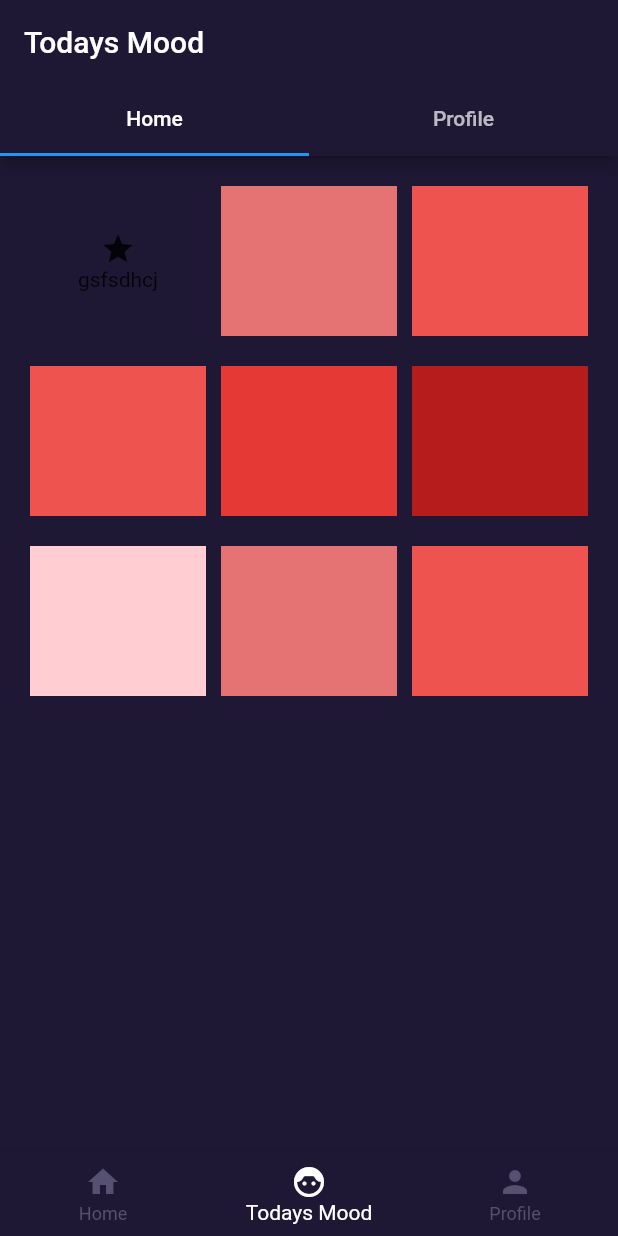
After one commit to ankitachaudhari123/Namaste-Guide, a Flutter app: the screen it shows after launch, item 2 of the bottom bar chosen, on a phone screen of 412 x 824 dp. The commit adds this screen. Run offline on Flutter 3.47's test engine with Material 2 defaults, Android fonts, the phone set to English and light mode, and no system bars.

Commit message:
ui updated

```diff
--- /dev/null
+++ b/lib/BottomNav.dart
@@ -0,0 +1,54 @@
+import 'package:flutter/material.dart';
+import 'package:namaste_guide/todays_mood.dart';
+import 'home_page.dart';
+import 'profile_page.dart';
+
+class BottomNavPage extends StatefulWidget {
+  @override
+  _BottomNavPageState createState() => _BottomNavPageState();
+}
+
+class _BottomNavPageState extends State<BottomNavPage> {
+  int _currentIndex = 0;
+
+  // List of pages
+  final List<Widget> _pages = [
+    HomePage(),
+    TodaysMood(),
+    ProfilePage()
+  ];
+
+  void _onItemTapped(int index) {
+    setState(() {
+      _currentIndex = index;
+    });
+  }
+
+  @override
+  Widget build(BuildContext context) {
+    return Scaffold(
+      body: _pages[_currentIndex],
+      bottomNavigationBar: BottomNavigationBar(
+        backgroundColor: Color(0xff1f1835),
+        selectedItemColor: Colors.white,
+        unselectedItemColor: Color(0xff565171),
+        currentIndex: _currentIndex,
+        onTap: _onItemTapped,
+        items: const [
+          BottomNavigationBarItem(
+            icon: Icon(Icons.home),
+            label: 'Home',
+          ),
+          BottomNavigationBarItem(
+            icon: Icon(Icons.face_6),
+            label: 'Todays Mood',
+          ),
+          BottomNavigationBarItem(
+            icon: Icon(Icons.person),
+            label: 'Profile',
+          ),
+        ],
+      ),
+    );
+  }
+}
--- /dev/null
+++ b/lib/ChooseYourMoodAndWriteText.dart
@@ -0,0 +1,148 @@
+import 'package:flutter/material.dart';
+import 'package:flutter/src/widgets/framework.dart';
+import 'package:flutter/src/widgets/placeholder.dart';
+
+class ChooseYourMood extends StatefulWidget {
+  const ChooseYourMood({super.key});
+
+  @override
+  State<ChooseYourMood> createState() => _ChooseYourMoodState();
+}
+
+class _ChooseYourMoodState extends State<ChooseYourMood> {
+  @override
+  Widget build(BuildContext context) {
+    return Scaffold(
+      body: Container(
+        width: double.infinity,
+        height: double.infinity,
+        color: Color(0xff1f1835),
+        child:Column(
+          children: [
+            // Container(
+            //   child: Padding(
+            //     padding: const EdgeInsets.all(20),
+            //     child: TextField(
+            //       style: TextStyle(
+            //         color: Colors.white,
+            //       ),
+            //       decoration: InputDecoration(
+            //             labelText: 'Enter Your Fillings',
+            //             labelStyle: TextStyle(color: Colors.white),
+            //             enabledBorder: OutlineInputBorder(
+            //           borderSide: BorderSide(color: Colors.white, width: 2.0), // Normal border color
+            //         ),
+            //         focusedBorder: OutlineInputBorder(
+            //           borderSide: BorderSide(color: Colors.white, width: 2.0), // Border color when focused
+            //         ),
+            //           ),
+            //     ),
+            //   ),
+            // ),
+            Padding(
+              padding: const EdgeInsets.only(left: 20, right: 20, top: 20),
+              child: Container(
+                width: double.infinity,
+                height: 100,
+                child: Row(
+                  children: [
+                    Expanded(
+                      child:Container(
+                        child: Column(
+                          mainAxisAlignment: MainAxisAlignment.center,
+                          children: [
+                            Icon(
+                              Icons.star,
+                            ),
+                            Text(
+                              "gsfsdhcj"
+                            )
+                          ],
+                        ),
+                      ),
+                    ),
+                     SizedBox(width: 10),
+                    Expanded(
+                      child:Container(
+                        color:Colors.red[300],
+                      ),
+                    ),
+                    SizedBox(width: 10),
+                    Expanded(
+                      child:Container(
+                        color:Colors.red[400],
+                      ),
+                    ),
+                  ],
+                ),
+              ),
+            ),
+            Padding(
+              padding: const EdgeInsets.all(20),
+              child: Container(
+                width: double.infinity,
+                height: 100,
+                child: Row(
+                  children: [
+                    Expanded(
+                      child:Container(
+                       color:Colors.red[400],
+                      ),
+                    ),
+                     SizedBox(width: 10),
+                    Expanded(
+                      child:Container(
+                        color:Colors.red[600],
+                      ),
+                    ),
+                    SizedBox(width: 10),
+                    Expanded(
+                      child:Container(
+                        color:Colors.red[900],
+                      ),
+                    ),
+                  ],
+                ),
+              ),
+            ),
+            Padding(
+              padding: const EdgeInsets.only(left: 20, right: 20),
+              child: Container(
+                width: double.infinity,
+                height: 100,
+                child: Row(
+                  children: [
+                    Expanded(
+                      child:Container(
+                       color:Colors.red[100],
+                      ),
+                    ),
+                     SizedBox(width: 10),
+                    Expanded(
+                      child:Container(
+                        color:Colors.red[300],
+                      ),
+                    ),
+                    SizedBox(width: 10),
+                    Expanded(
+                      child:Container(
+                        color:Colors.red[400],
+                      ),
+                    ),
+                  ],
+                ),
+              ),
+            ),
+          ],
+        ),
+
+
+
+
+
+
+
+      ),
+    );
+  }
+}
--- a/lib/home_page.dart
+++ b/lib/home_page.dart
@@ -13,6 +13,10 @@ class HomePage extends StatefulWidget {
 }
 
 class _HomePageState extends State<HomePage> {
+
+
+
+
   @override
   Widget build(BuildContext context) {
     return Scaffold(
@@ -86,25 +90,7 @@ class _HomePageState extends State<HomePage> {
           ),
         ),
       ),
-        bottomNavigationBar: BottomNavigationBar(
-          backgroundColor: Color(0xff1f1835),
-          selectedItemColor: Colors.white,
-          unselectedItemColor: Color(0xff565171),
-        items: const <BottomNavigationBarItem>[
-          BottomNavigationBarItem(
-            icon: Icon(Icons.home),
-            label: 'Home',
-          ),
-          BottomNavigationBarItem(
-            icon: Icon(Icons.face_6),
-            label: 'todys mood',
-          ),
-          BottomNavigationBarItem(
-            icon: Icon(Icons.person_rounded),
-            label: 'Profile',
-          ),
-        ],
-      ),
+
     );
   }
 }
--- a/lib/main.dart
+++ b/lib/main.dart
@@ -1,5 +1,6 @@
 import 'package:flutter/material.dart';
-import 'package:namaste_guide/home_page.dart';
+import 'package:namaste_guide/BottomNav.dart';
+
 
 void main() {
   runApp(const MyApp());
@@ -14,103 +15,9 @@ class MyApp extends StatelessWidget {
     return MaterialApp(
       title: 'Namaste Guide',
       theme: ThemeData(
-        // This is the theme of your application.
-        //
-        // Try running your application with "flutter run". You'll see the
-        // application has a blue toolbar. Then, without quitting the app, try
-        // changing the primarySwatch below to Colors.green and then invoke
-        // "hot reload" (press "r" in the console where you ran "flutter run",
-        // or simply save your changes to "hot reload" in a Flutter IDE).
-        // Notice that the counter didn't reset back to zero; the application
-        // is not restarted.
         primarySwatch: Colors.blue,
       ),
-      home: HomePage(),
+      home: BottomNavPage(),
     );
   }
 }
-
-// class MyHomePage extends StatefulWidget {
-//   const MyHomePage({super.key, required this.title});
-
-//   // This widget is the home page of your application. It is stateful, meaning
-//   // that it has a State object (defined below) that contains fields that affect
-//   // how it looks.
-
-//   // This class is the configuration for the state. It holds the values (in this
-//   // case the title) provided by the parent (in this case the App widget) and
-//   // used by the build method of the State. Fields in a Widget subclass are
-//   // always marked "final".
-
-//   final String title;
-
-//   @override
-//   State<MyHomePage> createState() => _MyHomePageState();
-// }
-
-// class _MyHomePageState extends State<MyHomePage> {
-//   int _counter = 0;
-
-//   void _incrementCounter() {
-//     setState(() {
-//       // This call to setState tells the Flutter framework that something has
-//       // changed in this State, which causes it to rerun the build method below
-//       // so that the display can reflect the updated values. If we changed
-//       // _counter without calling setState(), then the build method would not be
-//       // called again, and so nothing would appear to happen.
-//       _counter++;
-//     });
-//   }
-
-//   @override
-//   Widget build(BuildContext context) {
-//     // This method is rerun every time setState is called, for instance as done
-//     // by the _incrementCounter method above.
-//     //
-//     // The Flutter framework has been optimized to make rerunning build methods
-//     // fast, so that you can just rebuild anything that needs updating rather
-//     // than having to individually change instances of widgets.
-//     return Scaffold(
-//       appBar: AppBar(
-//         // Here we take the value from the MyHomePage object that was created by
-//         // the App.build method, and use it to set our appbar title.
-//         title: Text(widget.title),
-//       ),
-//       body: Center(
-//         // Center is a layout widget. It takes a single child and positions it
-//         // in the middle of the parent.
-//         child: Column(
-//           // Column is also a layout widget. It takes a list of children and
-//           // arranges them vertically. By default, it sizes itself to fit its
-//           // children horizontally, and tries to be as tall as its parent.
-//           //
-//           // Invoke "debug painting" (press "p" in the console, choose the
-//           // "Toggle Debug Paint" action from the Flutter Inspector in Android
-//           // Studio, or the "Toggle Debug Paint" command in Visual Studio Code)
-//           // to see the wireframe for each widget.
-//           //
-//           // Column has various properties to control how it sizes itself and
-//           // how it positions its children. Here we use mainAxisAlignment to
-//           // center the children vertically; the main axis here is the vertical
-//           // axis because Columns are vertical (the cross axis would be
-//           // horizontal).
-//           mainAxisAlignment: MainAxisAlignment.center,
-//           children: <Widget>[
-//             const Text(
-//               'You have pushed the button this many times:',
-//             ),
-//             Text(
-//               '$_counter',
-//               style: Theme.of(context).textTheme.headlineMedium,
-//             ),
-//           ],
-//         ),
-//       ),
-//       floatingActionButton: FloatingActionButton(
-//         onPressed: _incrementCounter,
-//         tooltip: 'Increment',
-//         child: const Icon(Icons.add),
-//       ), // This trailing comma makes auto-formatting nicer for build methods.
-//     );
-//   }
-// }
--- /dev/null
+++ b/lib/profile_page.dart
@@ -0,0 +1,17 @@
+import 'package:flutter/material.dart';
+import 'package:flutter/src/widgets/framework.dart';
+import 'package:flutter/src/widgets/placeholder.dart';
+
+class ProfilePage extends StatefulWidget {
+  const ProfilePage({super.key});
+
+  @override
+  State<ProfilePage> createState() => _ProfilePageState();
+}
+
+class _ProfilePageState extends State<ProfilePage> {
+  @override
+  Widget build(BuildContext context) {
+    return Scaffold();
+  }
+}
--- /dev/null
+++ b/lib/todays_mood.dart
@@ -0,0 +1,43 @@
+import 'package:flutter/material.dart';
+import 'package:flutter/src/widgets/framework.dart';
+import 'package:flutter/src/widgets/placeholder.dart';
+
+import 'ChooseYourMoodAndWriteText.dart';
+
+
+void main() => runApp(TodaysMood());
+
+class TodaysMood extends StatefulWidget {
+  const TodaysMood({super.key});
+
+  @override
+  State<TodaysMood> createState() => _TodaysMoodState();
+
+}
+
+class _TodaysMoodState extends State<TodaysMood> {
+  @override
+  Widget build(BuildContext context) {
+    return DefaultTabController(
+      length: 3, // Number of tabs
+      child: Scaffold(
+        appBar: AppBar(
+          title: Text('Todays Mood'),
+          backgroundColor: Color(0xff1f1835),
+          bottom: TabBar(
+            tabs: [
+              Tab(text: "Home"),
+              Tab(text: "Profile"),
+            ],
+          ),
+        ),
+        body: TabBarView(
+          children: [
+            ChooseYourMood(),
+            Center(child: Text('Profile Content')),
+          ],
+        ),
+      ),
+    );
+  }
+}
```
